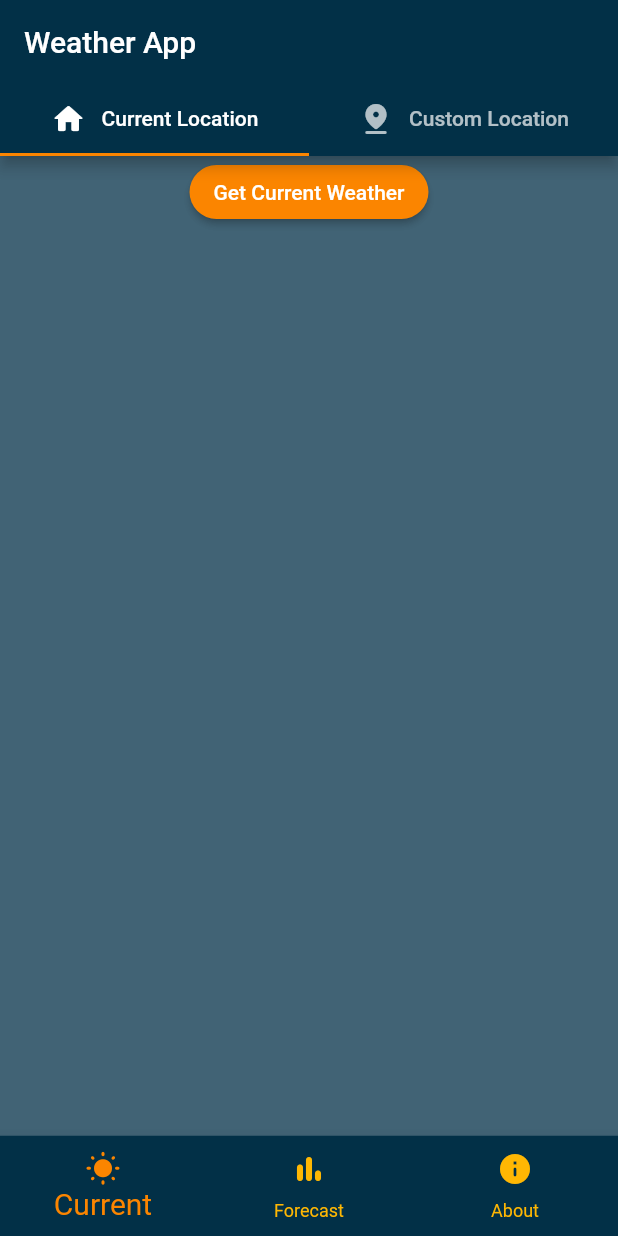
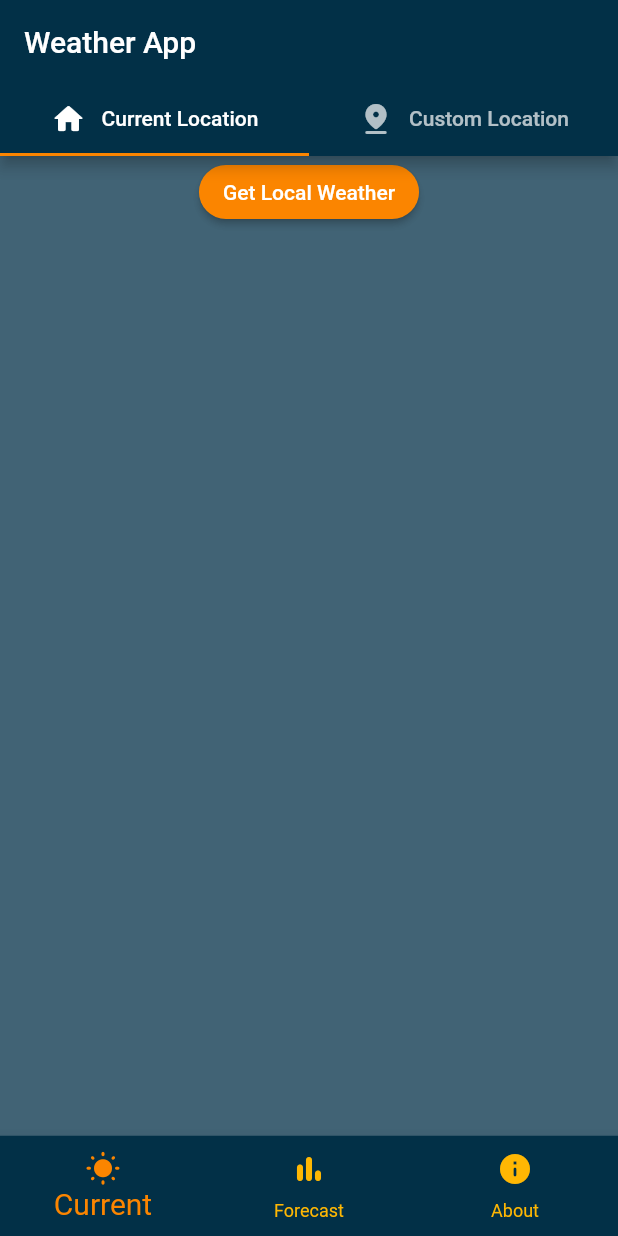
Before and after one commit to neurothrone/zephyr, a Flutter app: the screen it shows after launch, on a phone screen of 412 x 824 dp. Run offline on Flutter 3.47's test engine with Material 2 defaults, Android fonts, the phone set to English and light mode, and no system bars; our stand-ins replace flutter_dotenv, geolocator, permission_handler.

Commit message:
rename to improve comprehension

```diff
--- a/lib/src/common_widgets/custom_segmented_button.dart
+++ b/lib/src/common_widgets/custom_segmented_button.dart
@@ -15,7 +15,7 @@ class CustomSegmentedButton extends StatefulWidget {
 }
 
 class _CustomSegmentedButtonState extends State<CustomSegmentedButton> {
-  LocationWeatherType _locationType = LocationWeatherType.current;
+  LocationWeatherType _locationType = LocationWeatherType.local;
 
   @override
   Widget build(BuildContext context) {
--- a/lib/src/features/current_weather/domain/location_weather_type.dart
+++ b/lib/src/features/current_weather/domain/location_weather_type.dart
@@ -1,18 +1,18 @@
 import 'package:flutter/material.dart';
 
 enum LocationWeatherType {
-  current,
+  local,
   custom,
 }
 
 extension UI on LocationWeatherType {
   IconData get icon => switch (this) {
-        LocationWeatherType.current => Icons.home_rounded,
+        LocationWeatherType.local => Icons.home_rounded,
         LocationWeatherType.custom => Icons.pin_drop_rounded,
       };
 
   String get label => switch (this) {
-        LocationWeatherType.current => "Current Location",
+        LocationWeatherType.local => "Current Location",
         LocationWeatherType.custom => "Custom Location",
       };
 }
--- a/lib/src/features/current_weather/presentation/current_weather_page.dart
+++ b/lib/src/features/current_weather/presentation/current_weather_page.dart
@@ -4,7 +4,7 @@ import '../../../core/constants.dart';
 import '../../../core/palette.dart';
 import '../domain/location_weather_type.dart';
 import 'custom_location_weather.dart';
-import 'my_location_weather.dart';
+import 'local_location_weather.dart';
 
 class CurrentWeatherPage extends StatelessWidget {
   const CurrentWeatherPage({super.key});
@@ -34,7 +34,7 @@ class CurrentWeatherPage extends StatelessWidget {
         ),
         body: const TabBarView(
           children: [
-            MyLocationWeather(),
+            LocalLocationWeather(),
             CustomLocationWeather(),
           ],
         ),
--- a/lib/src/features/current_weather/presentation/custom_location_weather.dart
+++ b/lib/src/features/current_weather/presentation/custom_location_weather.dart
@@ -2,7 +2,6 @@ import 'package:flutter/material.dart';
 
 import '../../../common_widgets/custom_circular_progress_indicator.dart';
 import '../../../core/constants.dart';
-import '../../../core/palette.dart';
 import '../../../services/weather_service.dart';
 import '../domain/location_weather.dart';
 import 'weather_display.dart';
--- a/lib/src/features/current_weather/presentation/my_location_weather.dart
+++ b/lib/src/features/current_weather/presentation/local_location_weather.dart
@@ -9,14 +9,14 @@ import '../../../services/weather_service.dart';
 import '../domain/location_weather.dart';
 import 'weather_display.dart';
 
-class MyLocationWeather extends StatefulWidget {
-  const MyLocationWeather({Key? key}) : super(key: key);
+class LocalLocationWeather extends StatefulWidget {
+  const LocalLocationWeather({Key? key}) : super(key: key);
 
   @override
-  State<MyLocationWeather> createState() => _MyLocationWeatherState();
+  State<LocalLocationWeather> createState() => _LocalLocationWeatherState();
 }
 
-class _MyLocationWeatherState extends State<MyLocationWeather> {
+class _LocalLocationWeatherState extends State<LocalLocationWeather> {
   final _weatherService = WeatherService();
   LocationWeather? _myLocationWeather;
   bool _isLoading = false;
@@ -27,7 +27,7 @@ class _MyLocationWeatherState extends State<MyLocationWeather> {
       children: [
         ElevatedButton(
           onPressed: _isLoading ? null : _getCurrentWeather,
-          child: const Text("Get Current Weather"),
+          child: const Text("Get Local Weather"),
         ),
         const SizedBox(height: kPadding20),
         if (_isLoading) ...[
```
